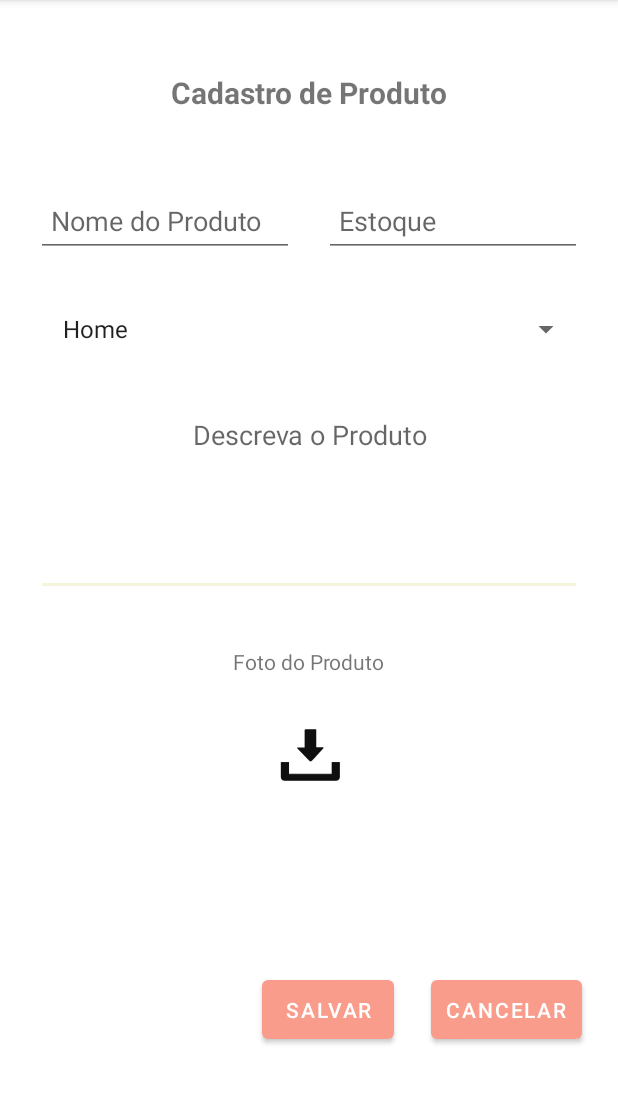
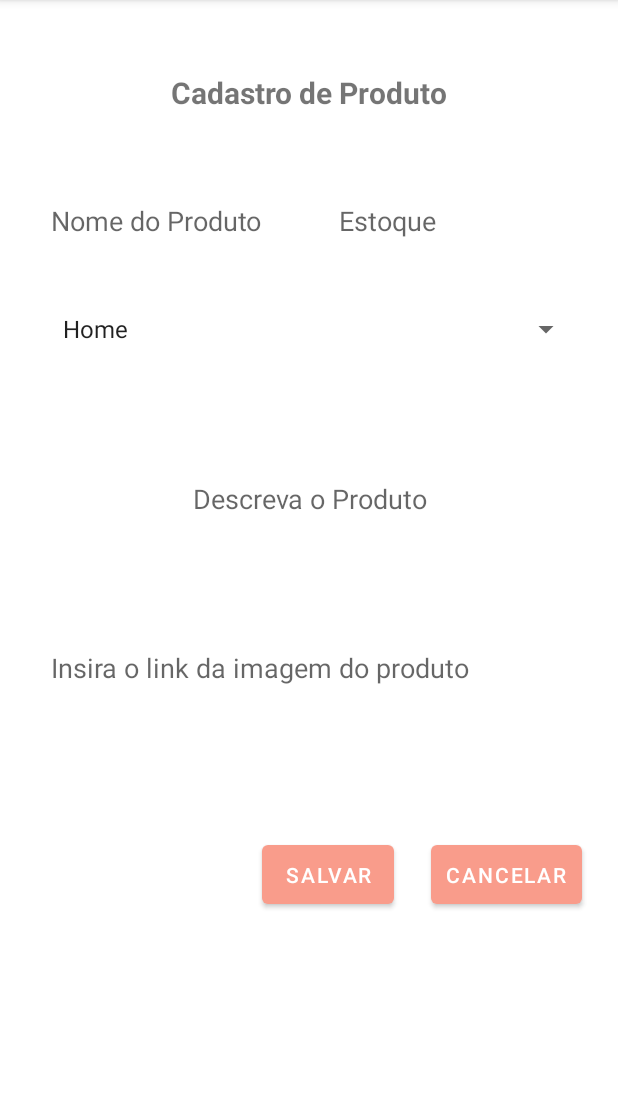
Before and after one commit to Kaiohnrq/Uana-AndroidStudio, an Android app: the screen it shows after launch (MainActivity), on a phone screen of 412 x 824 dp, the part 84-1188 px from its top. Run offline under Robolectric (Android 15) with nearby library versions, the phone set to English and light mode, and no system bars.

Commit message:
layout cadastro produtos ajustes

```diff
--- a/app/src/main/res/layout/activity_main.xml
+++ b/app/src/main/res/layout/activity_main.xml
@@ -11,55 +11,27 @@
         android:layout_width="wrap_content"
         android:layout_height="wrap_content"
         android:layout_marginStart="24dp"
+        android:layout_marginTop="88dp"
         android:layout_marginEnd="10dp"
-        android:layout_marginBottom="24dp"
         android:padding="10dp"
         android:text="@string/salvar"
-        app:layout_constraintBottom_toBottomOf="parent"
         app:layout_constraintEnd_toStartOf="@+id/button2"
         app:layout_constraintHorizontal_bias="0.912"
         app:layout_constraintStart_toStartOf="parent"
-        app:layout_constraintTop_toBottomOf="@+id/textView"
+        app:layout_constraintTop_toBottomOf="@+id/editTextTextPersonName3"
         tools:ignore="TextContrastCheck" />
 
     <Button
         android:id="@+id/button2"
         android:layout_width="wrap_content"
         android:layout_height="wrap_content"
+        android:layout_marginTop="88dp"
         android:layout_marginEnd="24dp"
-        android:layout_marginBottom="24dp"
         android:padding="10dp"
         android:text="@string/cancelar"
-        app:layout_constraintBottom_toBottomOf="parent"
         app:layout_constraintEnd_toEndOf="parent"
-        app:layout_constraintTop_toBottomOf="@+id/textView"
+        app:layout_constraintTop_toBottomOf="@+id/editTextTextPersonName3"
         tools:ignore="TextContrastCheck" />
-
-    <TextView
-        android:id="@+id/textView"
-        android:layout_width="260dp"
-        android:layout_height="180dp"
-        android:layout_marginTop="24dp"
-        android:padding="10dp"
-        android:text="@string/foto_do_produto"
-        android:textAlignment="center"
-        app:layout_constraintEnd_toEndOf="parent"
-        app:layout_constraintHorizontal_bias="0.497"
-        app:layout_constraintStart_toStartOf="parent"
-        app:layout_constraintTop_toBottomOf="@+id/editText" />
-
-    <ImageView
-        android:id="@+id/imageView4"
-        android:layout_width="40dp"
-        android:layout_height="40dp"
-        android:contentDescription="@string/downloadimage"
-        app:layout_constraintBottom_toBottomOf="@+id/textView"
-        app:layout_constraintEnd_toEndOf="@+id/textView"
-        app:layout_constraintHorizontal_bias="0.505"
-        app:layout_constraintStart_toStartOf="@+id/textView"
-        app:layout_constraintTop_toTopOf="@+id/textView"
-        app:layout_constraintVertical_bias="0.443"
-        app:srcCompat="@drawable/download" />
 
     <EditText
         android:id="@+id/editText"
@@ -69,8 +41,9 @@
         android:layout_marginTop="24dp"
         android:layout_marginEnd="24dp"
         android:autofillHints=""
+        android:backgroundTint="@color/invisible"
         android:ems="10"
-        android:gravity="start|top"
+        android:gravity="center"
         android:hint="@string/descreva_o_produto"
         android:inputType="textMultiLine"
         android:padding="10dp"
@@ -88,6 +61,8 @@
         android:layout_marginStart="20dp"
         android:layout_marginTop="48dp"
         android:layout_marginEnd="24dp"
+        android:autofillHints=""
+        android:backgroundTint="@color/invisible"
         android:ems="10"
         android:hint="@string/estoque"
         android:inputType="number"
@@ -96,8 +71,7 @@
         app:layout_constraintEnd_toEndOf="parent"
         app:layout_constraintStart_toEndOf="@+id/editTextTextPersonName"
         app:layout_constraintTop_toBottomOf="@+id/textView3"
-        tools:ignore="TextContrastCheck"
-        android:autofillHints="" />
+        tools:ignore="TextContrastCheck" />
 
     <EditText
         android:id="@+id/editTextTextPersonName"
@@ -105,6 +79,7 @@
         android:layout_height="wrap_content"
         android:layout_marginStart="24dp"
         android:layout_marginTop="48dp"
+        android:backgroundTint="@color/invisible"
         android:ems="10"
         android:hint="@string/nome_do_produto"
         android:inputType="textPersonName"
@@ -113,7 +88,28 @@
         app:layout_constraintEnd_toStartOf="@+id/editTextNumber"
         app:layout_constraintStart_toStartOf="parent"
         app:layout_constraintTop_toBottomOf="@+id/textView3"
-        tools:ignore="TextContrastCheck" />
+        tools:ignore="TextContrastCheck"
+        android:autofillHints="" />
+
+    <EditText
+        android:id="@+id/editTextTextPersonName3"
+        android:layout_width="0dp"
+        android:layout_height="wrap_content"
+        android:layout_marginStart="24dp"
+        android:layout_marginTop="24dp"
+        android:layout_marginEnd="24dp"
+        android:backgroundTint="@color/invisible"
+        android:ems="10"
+        android:hint="@string/insira_o_link_da_imagem_do_produto"
+        android:inputType="textPersonName"
+        android:minHeight="48dp"
+        android:padding="10dp"
+        app:layout_constraintEnd_toEndOf="parent"
+        app:layout_constraintHorizontal_bias="1.0"
+        app:layout_constraintStart_toStartOf="parent"
+        app:layout_constraintTop_toBottomOf="@+id/editText"
+        tools:ignore="TextContrastCheck"
+        android:autofillHints="" />
 
     <TextView
         android:id="@+id/textView3"
--- a/app/src/main/res/values-night/strings.xml
+++ b/app/src/main/res/values-night/strings.xml
@@ -7,4 +7,5 @@
     <string name="nome_do_produto">Nome do Produto</string>
     <string name="downloadimage">downloadimage</string>
     <string name="cadastro_de_produto">Cadastro de Produto</string>
+    <string name="insira_o_link_da_imagem_do_produto">Insira o link da imagem do produto</string>
 </resources>
--- a/app/src/main/res/values/colors.xml
+++ b/app/src/main/res/values/colors.xml
@@ -28,5 +28,6 @@
     <!-- Backgrounds -->
 
     <color name="darkgray">#2E2E2E</color>
+    <color name="invisible">#00FFFFFF</color>
 
 </resources>
--- a/app/src/main/res/values/strings.xml
+++ b/app/src/main/res/values/strings.xml
@@ -8,4 +8,5 @@
     <string name="nome_do_produto">Nome do Produto</string>
     <string name="downloadimage">downloadimage</string>
     <string name="cadastro_de_produto">Cadastro de Produto</string>
+    <string name="insira_o_link_da_imagem_do_produto">Insira o link da imagem do produto</string>
 </resources>
```
